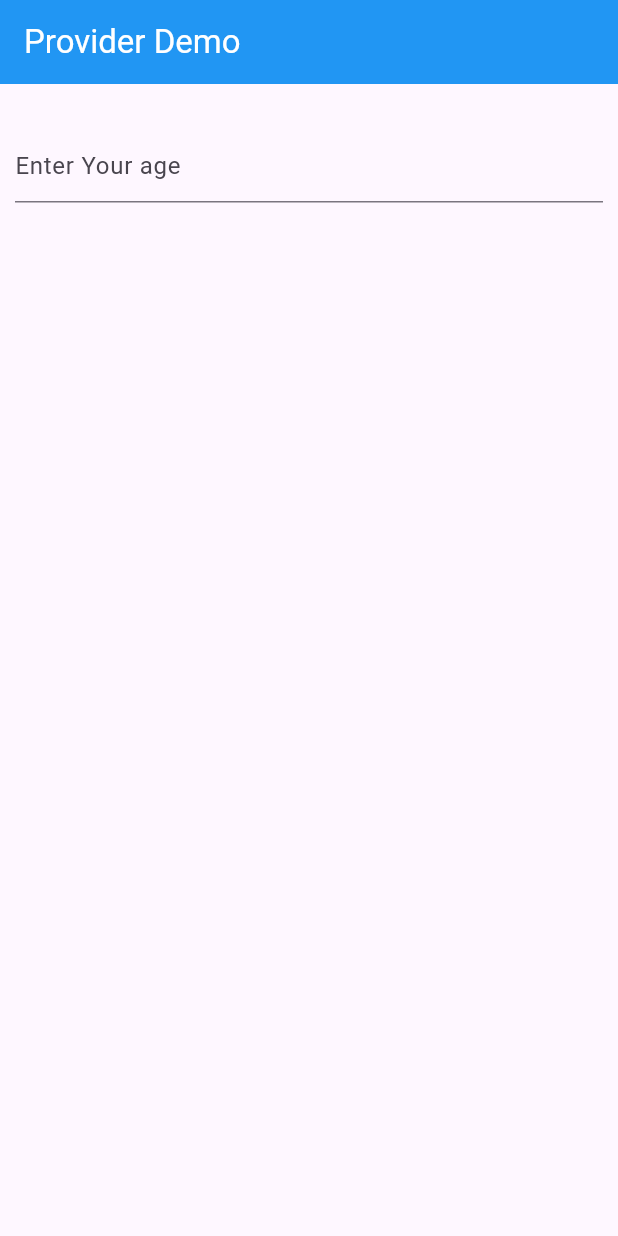
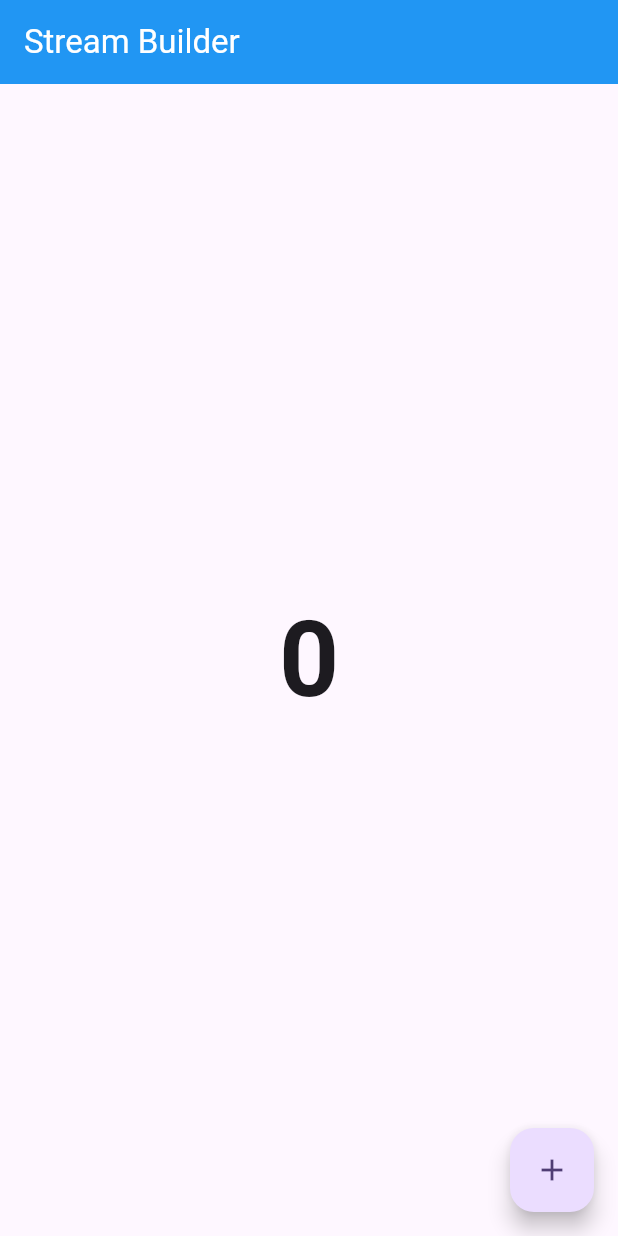
Before and after one commit to Sudhir-Kanani/flutter-provider-streamBuider, a Flutter app: the screen it shows after launch, on a phone screen of 412 x 824 dp. Run offline on Flutter 3.47's test engine with Material 3 defaults, Android fonts, the phone set to English and light mode, and no system bars.

Commit message:
Add Stream Buider Sample

```diff
--- a/lib/main.dart
+++ b/lib/main.dart
@@ -1,5 +1,6 @@
 import 'package:flutter/material.dart';
 import 'package:flutter_provider/pages/HomeScreen.dart';
+import 'package:flutter_provider/streamBuilder/streamBuilder.dart';
 
 void main() {
   runApp(const MyApp());
@@ -17,7 +18,8 @@ class MyApp extends StatelessWidget {
           colorScheme: ColorScheme.fromSeed(seedColor: Colors.deepPurple),
           useMaterial3: true
       ),
-      home:const HomeScreen(),
+      // home:const HomeScreen(), //for Provider
+      home:streamBuilder(), //for streamBuilder
     );
   }
 }
--- /dev/null
+++ b/lib/streamBuilder/streamBuilder.dart
@@ -0,0 +1,54 @@
+import 'dart:async';
+
+import 'package:flutter/material.dart';
+
+class streamBuilder extends StatefulWidget {
+  @override
+  State<streamBuilder> createState() => _streamBuilderState();
+}
+
+class _streamBuilderState extends State<streamBuilder> {
+  int count = 0;
+
+  StreamController<int> streamController = StreamController<int>();
+
+  @override
+  Widget build(BuildContext context) {
+    return SafeArea(
+      child: Scaffold(
+        appBar: AppBar(
+          title: Text(
+            "Stream Builder",
+            style: TextStyle(color: Colors.white),
+          ),
+          backgroundColor: Colors.blue,
+        ),
+        body: Center(
+          child: StreamBuilder(
+            stream: streamController.stream,
+            builder: (context, snapshot) {
+              if (snapshot.hasData) {
+                return Text(
+                  snapshot.data.toString(),
+                  style: TextStyle(fontSize: 70, fontWeight: FontWeight.bold),
+                );
+              } else {
+                return Text(
+                  "0",
+                  style: TextStyle(fontSize: 70, fontWeight: FontWeight.bold),
+                );
+              }
+            },
+          ),
+        ),
+        floatingActionButton: FloatingActionButton(
+          onPressed: () {
+            count++;
+            streamController.sink.add(count);
+          },
+          child: Icon(Icons.add),
+        ),
+      ),
+    );
+  }
+}
```
